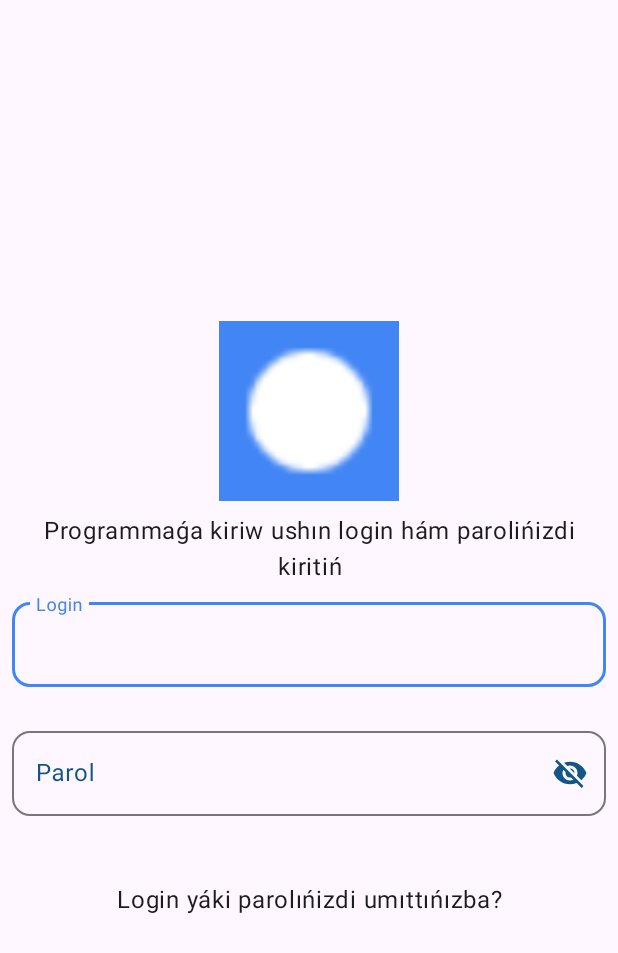
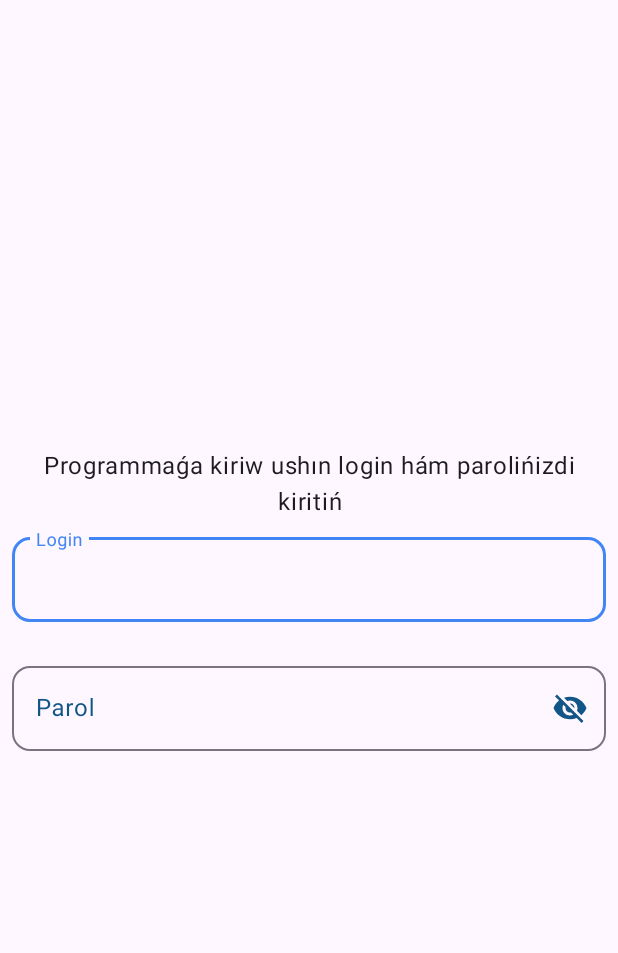
Before and after one commit to theberdakh/Suvchi, an Android app: the screen it shows after launch (MainActivity), on a phone screen of 412 x 824 dp. Shown: the top 953 px of the screen. Run offline under Robolectric (Android 15) with nearby library versions, the phone set to English and light mode, and no system bars; libraries missing offline, so code that uses them is left out: com.github.mikephil.charting, com.patrykandpatrick.vico.

Commit message:
update login fragment

```diff
--- a/app/src/main/AndroidManifest.xml
+++ b/app/src/main/AndroidManifest.xml
@@ -3,6 +3,8 @@
     xmlns:tools="http://schemas.android.com/tools">
 
     <uses-permission android:name="android.permission.INTERNET"/>
+    <uses-permission android:name="android.permission.VIBRATE" />
+
     <application
         android:allowBackup="true"
         android:name=".app.App"
--- a/app/src/main/java/com/theberdakh/suvchi/presentation/UserViewModel.kt
+++ b/app/src/main/java/com/theberdakh/suvchi/presentation/UserViewModel.kt
@@ -28,6 +28,7 @@ class UserViewModel(private val repository: UserRepository) : ViewModel() {
     val statusContractError = MutableSharedFlow<Throwable>()
 
     val dataFlow = MutableSharedFlow<PagingData<AllContractsEntity>>()
+
 
 
     suspend fun getUserProfile() {
--- a/app/src/main/java/com/theberdakh/suvchi/ui/DashboardAdapter.kt
+++ b/app/src/main/java/com/theberdakh/suvchi/ui/DashboardAdapter.kt
@@ -9,6 +9,7 @@ import com.github.mikephil.charting.data.Entry
 import com.github.mikephil.charting.data.LineData
 import com.patrykandpatrick.vico.core.entry.entriesOf
 import com.patrykandpatrick.vico.core.entry.entryModelOf
+import com.patrykandpatrick.vico.core.extension.setFieldValue
 import com.theberdakh.suvchi.data.local.demo.Analytics
 import com.theberdakh.suvchi.databinding.ItemListDayChartBinding
 
@@ -21,11 +22,8 @@ class DashboardAdapter(private val onDateClick: (View) -> Unit): ListAdapter<Ana
             // entriesOf(12f, 16f, 4f, 12f)
             val twoLine = entryModelOf(entriesOf(4f, 12f, 8f, 16f, 13, 14, 14, 14, 14, 21, 33, 40))
             binding.title.text = analytics.title
-            binding.chartView.runInitialAnimation = true
             binding.chartView.setModel(twoLine)
-            binding.chartDate.setOnClickListener {
-                onDateClick.invoke(binding.chartDate)
-            }
+
 
 
 
--- a/app/src/main/java/com/theberdakh/suvchi/ui/MainFragment.kt
+++ b/app/src/main/java/com/theberdakh/suvchi/ui/MainFragment.kt
@@ -53,25 +53,22 @@ class MainFragment : Fragment() {
         return binding.root
     }
 
-    @RequiresExtension(extension = Build.VERSION_CODES.S, version = 7)
     private fun initObservers() {
         //Manual handling of refresh token when access token revokes
         lifecycleScope.launch {
             val response =  try {
                 RetrofitInstance.api.login(LoginRequest(LocalPreferences().username, LocalPreferences().password))
             } catch (e: IOException){
-                showToast("Internet baylanısıńızdı tekseriń")
+               // showToast("Internet baylanısıńızdı tekseriń")
                 Log.d(TAG, "IOException (check internet)")
                 return@launch
-            } catch (e: HttpException){
-                Log.d(TAG, "HttpException")
-                return@launch
             }
+
             if (response.isSuccessful && response.body() != null){
                 Log.d(TAG, "Refresh Token: ${response.body()!!.refreshToken}")
                 refreshTokens(response.body()!!)
             } else{
-                showToast("Maǵlıwmatlardı alıwıńız ushın qayta login isleń")
+               // showToast("Maǵlıwmatlardı alıwıńız ushın qayta login isleń")
             }
 
         }
--- a/app/src/main/java/com/theberdakh/suvchi/ui/LoginFragment.kt
+++ b/app/src/main/java/com/theberdakh/suvchi/ui/auth/LoginFragment.kt
@@ -1,6 +1,5 @@
-package com.theberdakh.suvchi.ui
+package com.theberdakh.suvchi.ui.auth
 
-import android.app.ProgressDialog
 import android.os.Bundle
 import android.view.LayoutInflater
 import android.view.View
@@ -16,10 +15,13 @@ import com.theberdakh.suvchi.data.local.pref.LocalPreferences
 import com.theberdakh.suvchi.databinding.FragmentLoginBinding
 import com.theberdakh.suvchi.presentation.LoginViewModel
 import com.theberdakh.suvchi.presentation.UserViewModel
+import com.theberdakh.suvchi.util.getString
+import com.theberdakh.suvchi.util.getStringIsEmptyOrBlank
 import com.theberdakh.suvchi.util.hide
+import com.theberdakh.suvchi.util.shakeIfEmptyOrBlank
 import com.theberdakh.suvchi.util.show
-import com.theberdakh.suvchi.util.showSnackbar
 import com.theberdakh.suvchi.util.showToast
+import com.theberdakh.suvchi.util.vibratePhone
 import kotlinx.coroutines.flow.launchIn
 import kotlinx.coroutines.flow.onEach
 import kotlinx.coroutines.launch
@@ -38,59 +40,49 @@ class LoginFragment : Fragment() {
     ): View {
         _binding = FragmentLoginBinding.inflate(inflater, container, false)
 
-        toggleVisibilityLoginButton()
+        initViews()
+        initListeners()
         initObservers()
 
-        binding.loginButton.hide()
-        binding.progressBar.hide()
+
+
+        return binding.root
+    }
+
+    private fun initListeners() {
+        binding.passwordEditText.doAfterTextChanged {
+            if (!binding.passwordEditText.getStringIsEmptyOrBlank()) {
+                binding.loginButton.show()
+            }
+        }
 
 
         binding.loginButton.setOnClickListener {
-            if (checkEditText(binding.passwordLayout, binding.passwordEditText) && checkEditText(
-                    binding.userNameLayout,
-                    binding.usernameEditText
-                )
-            ) {
+            val isUsernameValid = binding.usernameEditText.shakeIfEmptyOrBlank()
+            val isPasswordValid = binding.passwordEditText.shakeIfEmptyOrBlank()
+
+            if (isPasswordValid && isUsernameValid) {
                 lifecycleScope.launch {
                     viewModel.login(
                         binding.usernameEditText.text.toString(),
                         binding.passwordEditText.text.toString()
                     )
                 }
+            } else {
+                requireActivity().vibratePhone()
             }
         }
 
-        return binding.root
     }
 
-    private fun toggleVisibilityLoginButton() {
-        binding.passwordEditText.doAfterTextChanged {
-            if (!it.isNullOrEmpty() && it.isNotBlank()) {
-                binding.loginButton.show()
-            }
-        }
-    }
-
-    private fun checkEditText(
-        textInputLayout: TextInputLayout,
-        editText: TextInputEditText
-    ): Boolean {
-
-        editText.doAfterTextChanged {
-            textInputLayout.error = null
-        }
-
-        return if (editText.text.toString().isBlank() || editText.text.toString().isEmpty()) {
-            textInputLayout.error = null
-            textInputLayout.error = "Maydon bósh bólishi mumkin emas"
-            false
-        } else {
-            true
-        }
+    private fun initViews() {
+        binding.loginButton.hide()
     }
 
     private fun initObservers() {
         viewModel.responseIsSuccessful.onEach { loginResponse ->
+            LocalPreferences().username = binding.usernameEditText.text.toString()
+            LocalPreferences().password = binding.passwordEditText.text.toString()
             LocalPreferences().saveUserToken(loginResponse)
             userViewModel.getUserProfile()
             getUserProfileData()
@@ -108,13 +100,10 @@ class LoginFragment : Fragment() {
     private fun getUserProfileData() {
 
         userViewModel.userProfileResponseSuccessful.onEach { userResponse ->
-            showProgressDialog()
-           LocalPreferences().saveUserResponse(userResponse)
-            val navHostFragment =
-                requireActivity().supportFragmentManager.findFragmentById(R.id.fragmentContainerView) as NavHostFragment
+            LocalPreferences().saveUserResponse(userResponse)
+            val navHostFragment = requireActivity().supportFragmentManager.findFragmentById(R.id.fragmentContainerView) as NavHostFragment
             val inflater = navHostFragment.navController.navInflater
             val graph = inflater.inflate(R.navigation.parent_nav)
-
             navHostFragment.navController.graph = graph
 
         }.launchIn(lifecycleScope)
@@ -129,16 +118,6 @@ class LoginFragment : Fragment() {
 
     }
 
-    override fun onStart() {
-        super.onStart()
-        binding.progressBar.hide()
-    }
-
-    private fun showProgressDialog() {
-        binding.loginButton.hide()
-        binding.progressBar.show()
-    }
-
 
     override fun onDestroyView() {
         _binding = null
--- /dev/null
+++ b/app/src/main/res/anim/shake_animation.xml
@@ -0,0 +1,4 @@
+<?xml version="1.0" encoding="utf-8"?>
+<translate xmlns:android="http://schemas.android.com/apk/res/android"
+    android:fromXDelta="0" android:toXDelta="10" android:duration="200"
+    android:interpolator="@anim/shake_error_interpolator" />
--- /dev/null
+++ b/app/src/main/res/anim/shake_error_interpolator.xml
@@ -0,0 +1,2 @@
+<?xml version="1.0" encoding="utf-8"?>
+<cycleInterpolator xmlns:android="http://schemas.android.com/apk/res/android" android:cycles="2" />
--- a/app/src/main/res/layout/fragment_login.xml
+++ b/app/src/main/res/layout/fragment_login.xml
@@ -11,12 +11,6 @@
         android:animateLayoutChanges="true"
         android:padding="8dp"
         android:layout_gravity="center">
-
-        <ImageView
-            android:layout_width="120dp"
-            android:layout_height="120dp"
-            android:layout_gravity="center"
-            android:src="@drawable/logo"/>
 
         <FrameLayout
             android:layout_width="match_parent"
@@ -39,7 +33,7 @@
             android:layout_width="match_parent"
             android:layout_height="wrap_content"
             app:endIconMode="clear_text"
-            android:hint="Login">
+            android:hint="@string/hint_text_login">
 
             <com.google.android.material.textfield.TextInputEditText
                 android:id="@+id/usernameEditText"
@@ -52,7 +46,7 @@
             android:id="@+id/passwordLayout"
             android:layout_width="match_parent"
             android:layout_height="wrap_content"
-            android:hint="Parol"
+            android:hint="@string/hint_text_password"
             app:endIconMode="password_toggle"
             android:layout_marginTop="24dp">
 
@@ -78,33 +72,12 @@
                 android:layout_weight="5"
                 android:visibility="gone"
                 android:layout_height="wrap_content"
-                android:text="Login" />
+                android:text="@string/hint_text_login" />
 
-            <com.google.android.material.progressindicator.CircularProgressIndicator
-                android:id="@+id/progressBar"
-                android:layout_width="0dp"
-                android:visibility="gone"
-                android:layout_weight="1"
-                android:layout_height="wrap_content"
-                android:indeterminate="true"
-                />
 
         </LinearLayout>
 
 
-        <FrameLayout
-            android:layout_marginTop="12dp"
-            android:layout_width="match_parent"
-            android:layout_height="wrap_content">
-
-            <TextView
-                android:layout_width="match_parent"
-                android:layout_height="wrap_content"
-                android:textAlignment="center"
-                android:textAppearance="?textAppearanceBodyLarge"
-                android:text="Login yáki parolıńizdi umıttıńızba?"/>
-
-        </FrameLayout>
 
     </LinearLayout>
 
--- a/app/src/main/res/navigation/login_nav.xml
+++ b/app/src/main/res/navigation/login_nav.xml
@@ -6,7 +6,7 @@
 
     <fragment
         android:id="@+id/loginFragment"
-        android:name="com.theberdakh.suvchi.ui.LoginFragment"
+        android:name="com.theberdakh.suvchi.ui.auth.LoginFragment"
         android:label="Login"/>
 
 </navigation>
--- a/app/src/main/res/values/strings.xml
+++ b/app/src/main/res/values/strings.xml
@@ -4,4 +4,7 @@
     <string name="mtrl_picker_range_header_unselected"
         description="Placeholders for two dates separated by a dash representing a range [CHAR_LIMIT=60]">Sanadan – Sanagacha</string>
     <string name="text_water_speed">Suv sarfi tezligi (órtacha): 14 m3/soat \nSuv sarfi vaqt bóyicha</string>
+    <string name="water_usage">Suw sarpı</string>
+    <string name="hint_text_login">Login</string>
+    <string name="hint_text_password">Parol</string>
 </resources>
```
Also changed, not shown: app/src/main/java/com/theberdakh/suvchi/ui/cells/EmptyCell.java (deleted, +0 -30 lines), app/src/main/java/com/theberdakh/suvchi/util/AndroidUtilities.kt (+10 -0 lines), app/src/main/java/com/theberdakh/suvchi/util/ViewEx.kt (+38 -0 lines), app/src/main/res/layout/item_list_day_chart.xml (+12 -103 lines).
